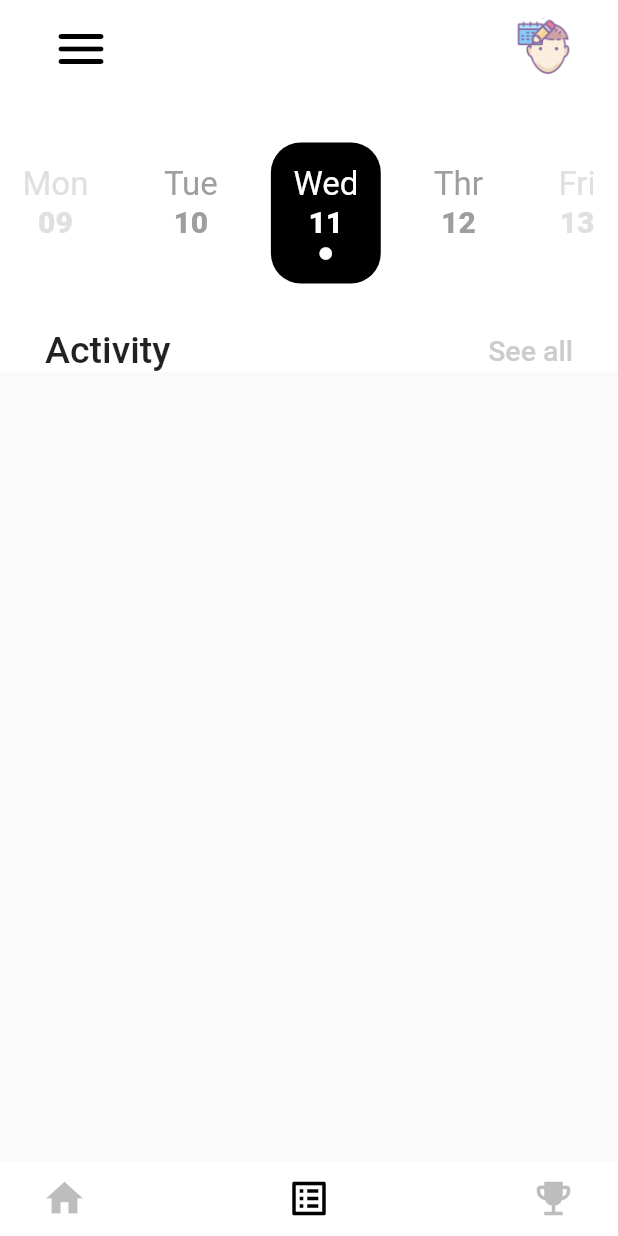
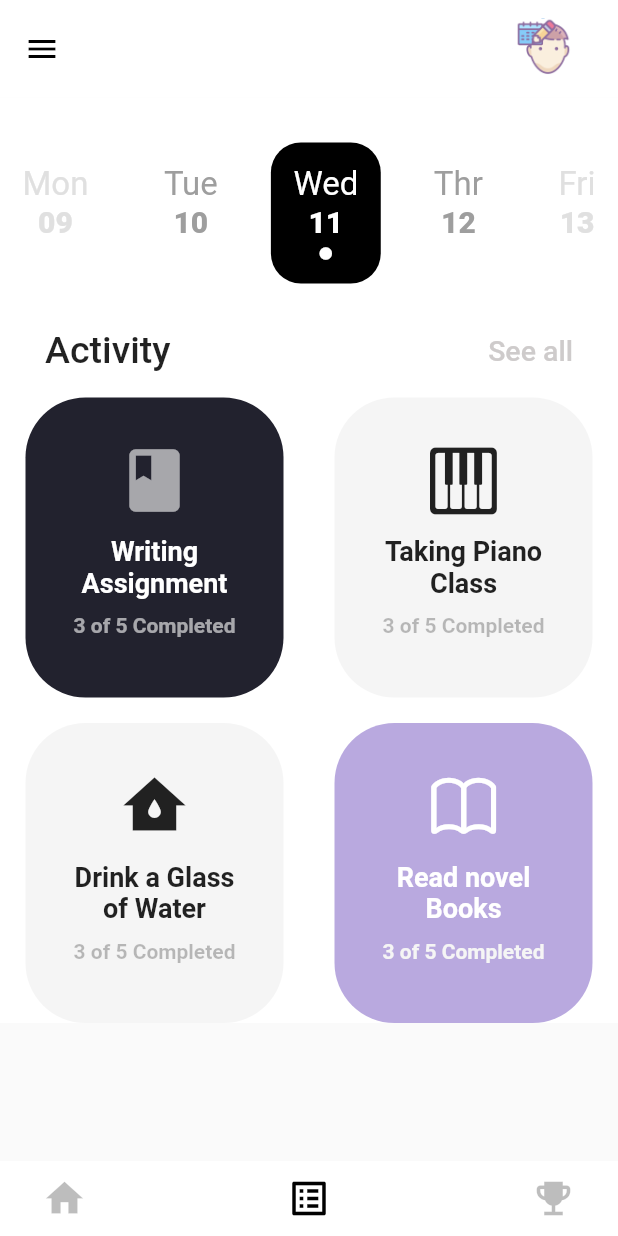
Before and after one commit to hemantshrm/Daily_Plan, a Flutter app: the MyHomePage screen opened by its route, after a tap on the "list alt" icon, on a phone screen of 412 x 824 dp. Run offline on Flutter 3.47's test engine with Material 2 defaults, Android fonts, the phone set to English and light mode, and no system bars; our stand-ins replace animated_text_kit, vibration; missing offline and left inert: app_settings.

Commit message:
new Screen Added with vibration

```diff
--- a/lib/ActivityScreen.dart
+++ b/lib/ActivityScreen.dart
@@ -1,11 +1,13 @@
+import 'package:flutter/cupertino.dart';
 import 'package:flutter/material.dart';
 import 'package:flutter_app/bottom_bar.dart';
 import 'package:flutter_app/contants.dart';
 import 'package:flutter_app/drawer_ui.dart';
 import 'package:flutter_app/home_screen.dart';
+import 'package:flutter_app/your_activity.dart';
 import 'account_screen.dart';
 import 'Upper_Icon.dart';
-
+import 'package:vibration/vibration.dart';
 
 class ActivityScreen extends StatefulWidget {
   static String id = 'Activity_screen';
@@ -18,25 +20,21 @@ class _ActivityScreenState extends State<ActivityScreen> {
   Widget build(BuildContext context) {
     return Scaffold(
       drawer: DrawerUI(),
-      appBar:  AppBar(
-        leading: Padding(
-          padding: const EdgeInsets.only(left: 26),
-          child: IconButton(
-            icon: Icon(
-              Icons.menu_rounded,
-              color: Colors.black,
-              size: 40.0,
-            ),
-            onPressed: () {},
-          ),
-        ),
+      appBar: AppBar(
+        iconTheme: IconThemeData(color: Colors.black),
         toolbarHeight: 65,
         actions: [
           Padding(
-            padding: const EdgeInsets.symmetric(horizontal: 30,),
+            padding: const EdgeInsets.symmetric(
+              horizontal: 30,
+            ),
             child: GestureDetector(
-              onTap: (){Navigator.pushNamed(context, AccountScreen.id);},
-              child: Hero(tag: 'logo',
+              onTap: () {
+                Navigator.pushNamed(context, AccountScreen.id);
+                Vibration.vibrate(amplitude: 50,duration: 50);
+              },
+              child: Hero(
+                tag: 'logo',
                 child: CircleAvatar(
                   child: Image.asset('images/logo.png'),
                 ),
@@ -91,7 +89,71 @@ class _ActivityScreenState extends State<ActivityScreen> {
                 SizedBox(
                   height: 30,
                 ),
-                ActivitySeeAll,
+                activitySeeAll,
+                Row(
+                  mainAxisAlignment: MainAxisAlignment.spaceBetween,
+                  children: [
+                    BoxContainers(
+                      onpress: () {
+                        Navigator.pushNamed(context, YourActivity.id);
+                        Vibration.vibrate(amplitude: 50, duration: 50);
+                      },
+                      main1: 'Writing',
+                      main2: 'Assignment',
+                      textcol: Colors.white,
+                      sub: '3 of 5 Completed',
+                      contIcon: Icon(
+                        Icons.book,
+                        size: 50,
+                        color: Colors.white60,
+                      ),
+                      containerCol: Color(0xff22222E),
+                      subCol: Colors.white60,
+                    ),
+                    BoxContainers(
+                      onpress: () {
+                        Vibration.vibrate(amplitude: 50, duration: 50);
+                      },
+                      main1: 'Taking Piano',
+                      main2: 'Class',
+                      sub: '3 of 5 Completed',
+                      contIcon: Icon(
+                        CupertinoIcons.piano,
+                        size: 50,
+                      ),
+                      containerCol: Color(0xffF5F5F5),
+                      subCol: Colors.black26,
+                    ),
+                  ],
+                ),
+                Row(
+                  children: [
+                    BoxContainers(
+                      main1: 'Drink a Glass',
+                      main2: 'of Water',
+                      sub: '3 of 5 Completed',
+                      contIcon: Icon(
+                        Icons.water_damage,
+                        size: 50,
+                      ),
+                      containerCol: Color(0xffF5F5F5),
+                      subCol: Colors.black26,
+                    ),
+                    BoxContainers(
+                      main1: 'Read novel',
+                      main2: 'Books',
+                      textcol: Colors.white,
+                      sub: '3 of 5 Completed',
+                      contIcon: Icon(
+                        CupertinoIcons.book,
+                        size: 50,
+                        color: Colors.white,
+                      ),
+                      containerCol: Color(0xffB9A9DF),
+                      subCol: Color(0xffF5F5F5),
+                    ),
+                  ],
+                )
               ],
             ),
           ),
@@ -103,11 +165,73 @@ class _ActivityScreenState extends State<ActivityScreen> {
         homeCol: Colors.black26,
         homeOnpress: () {
           Navigator.pushNamed(context, MyHomePage.id);
+          Vibration.vibrate(amplitude: 50, duration: 50);
         },
         troOnpress: () {
           Navigator.pushNamed(context, AccountScreen.id);
+          Vibration.vibrate(amplitude: 50, duration: 50);
         },
       ),
     );
   }
 }
+
+class BoxContainers extends StatelessWidget {
+  final Icon contIcon;
+  final String main1, main2, sub;
+  final Color containerCol, textcol, subCol;
+  final Function onpress;
+  BoxContainers(
+      {this.containerCol,
+      this.textcol,
+      this.contIcon,
+      this.main1,
+      this.main2,
+      this.subCol,
+      this.sub,
+      this.onpress});
+
+  @override
+  Widget build(BuildContext context) {
+    return Expanded(
+        child: GestureDetector(
+      onTap: onpress,
+      child: Container(
+        margin: EdgeInsets.only(top: 17, left: 17, right: 17),
+        decoration: BoxDecoration(
+          color: containerCol,
+          borderRadius: BorderRadius.circular(40),
+        ),
+        child: Padding(
+          padding: const EdgeInsets.only(top: 30, bottom: 40),
+          child: Column(
+            mainAxisAlignment: MainAxisAlignment.spaceBetween,
+            children: [
+              contIcon,
+              SizedBox(
+                height: 12,
+              ),
+              Text(
+                main1,
+                style: TextStyle(
+                    color: textcol, fontSize: 18, fontWeight: FontWeight.bold),
+              ),
+              Text(
+                main2,
+                style: TextStyle(
+                    color: textcol, fontSize: 18, fontWeight: FontWeight.bold),
+              ),
+              SizedBox(
+                height: 10,
+              ),
+              Text(
+                sub,
+                style: TextStyle(color: subCol, fontWeight: FontWeight.bold),
+              ),
+            ],
+          ),
+        ),
+      ),
+    ));
+  }
+}
--- a/lib/bottom_bar.dart
+++ b/lib/bottom_bar.dart
@@ -1,5 +1,5 @@
 import 'package:flutter/material.dart';
-import 'package:flutter_app/ActivityScreen.dart';
+
 
 class BottomBar extends StatelessWidget {
   final Color homeCol,actCol,troCol;
@@ -43,10 +43,9 @@ class BottomBar extends StatelessWidget {
 
 class BottomFields extends StatelessWidget {
 
-  BottomFields({this.imageDir,this.headText,this.subText,this.gradColor,this.gradStop});
+  BottomFields({this.contCol,this.imageDir,this.headText,this.subText});
   final String imageDir, headText,subText;
-  final List<Color> gradColor;
-  final List<double> gradStop;
+final Color contCol;
 
   @override
   Widget build(BuildContext context) {
@@ -88,11 +87,7 @@ class BottomFields extends StatelessWidget {
       height: 100,
       width: MediaQuery.of(context).size.width,
       decoration: BoxDecoration(
-        gradient: LinearGradient(
-          colors: gradColor,
-          stops: gradStop,
-        ),
-        color: Colors.white,
+        color: contCol,
         borderRadius: BorderRadius.circular(40.0),
       ),
     );
--- a/lib/contants.dart
+++ b/lib/contants.dart
@@ -3,7 +3,7 @@ import 'package:flutter/material.dart';
 const kmainBoxText = TextStyle(
     fontSize: 30.0, fontWeight: FontWeight.w700);
 
-Widget ActivitySeeAll = Row(
+Widget activitySeeAll = Row(
   mainAxisAlignment: MainAxisAlignment.spaceBetween,
   children: [
     Padding(
--- a/lib/drawer_ui.dart
+++ b/lib/drawer_ui.dart
@@ -3,11 +3,7 @@ import 'account_screen.dart';
 import 'ActivityScreen.dart';
 import 'package:app_settings/app_settings.dart';
 
-//TODO push and pop items at the same time
 class DrawerUI extends StatelessWidget {
-  const DrawerUI({
-    Key key,
-  }) : super(key: key);
 
   @override
   Widget build(BuildContext context) {
--- a/lib/home_screen.dart
+++ b/lib/home_screen.dart
@@ -1,11 +1,11 @@
 import 'package:flutter/cupertino.dart';
 import 'package:flutter/material.dart';
 import 'package:flutter_app/ActivityScreen.dart';
-import 'package:flutter_app/Upper_Icon.dart';
 import 'package:flutter_app/account_screen.dart';
 import 'bottom_bar.dart';
 import 'contants.dart';
 import 'drawer_ui.dart';
+import 'package:vibration/vibration.dart';
 
 class MyHomePage extends StatefulWidget {
   static String id = 'home_screen';
@@ -19,17 +19,7 @@ class _MyHomePageState extends State<MyHomePage> {
     return Scaffold(
       drawer: DrawerUI(),
       appBar: AppBar(
-        leading: Padding(
-          padding: const EdgeInsets.only(left: 26),
-          child: IconButton(
-            icon: Icon(
-              Icons.menu_rounded,
-              color: Colors.black,
-              size: 40.0,
-            ),
-            onPressed: () {},
-          ),
-        ),
+        iconTheme: IconThemeData(color: Colors.black),
         toolbarHeight: 65,
         actions: [
           Padding(
@@ -38,10 +28,12 @@ class _MyHomePageState extends State<MyHomePage> {
             ),
             child: GestureDetector(
               onTap: () {
-                Navigator.pushNamed(context, AccountScreen.id);
+                Navigator.pushNamed(context, AccountScreen.id);Vibration.vibrate(amplitude: 50,duration: 50);
               },
-              child: Hero(tag: 'logo',
-                child: CircleAvatar(backgroundColor: Colors.white,
+              child: Hero(
+                tag: 'logo',
+                child: CircleAvatar(
+                  backgroundColor: Colors.white,
                   child: Image.asset('images/logo.png'),
                 ),
               ),
@@ -111,36 +103,34 @@ class _MyHomePageState extends State<MyHomePage> {
                   width: MediaQuery.of(context).size.width,
                   margin: EdgeInsets.symmetric(horizontal: 30),
                   decoration: BoxDecoration(
-                    image: DecorationImage(
-                        image: AssetImage('images/bgmain.png'),
-                        fit: BoxFit.fill),
-                    color: Colors.white,
+                    // image: DecorationImage(
+                    //     image: AssetImage('images/bgmain.png'),
+                    //     fit: BoxFit.fill),
+                    // color: Colors.white,
+                    color: Color(0xffC1E3FC),
                     borderRadius: BorderRadius.circular(40.0),
                   ),
                 ),
                 SizedBox(
                   height: 20,
                 ),
-                ActivitySeeAll, // Activity and see all
+                activitySeeAll, // Activity and see all
                 SizedBox(
                   height: 30.0,
                 ),
                 BottomFields(
+                  contCol: Color(0xffF5F5F5),
                   imageDir: 'images/standing.png',
                   headText: 'Buying Fruits',
                   subText: '3 of 5 Completed',
-                  gradColor: [Colors.white, Colors.deepPurple],
-                  gradStop: [0.0, 1.0],
                 ),
                 SizedBox(
                   height: 30.0,
                 ),
-                BottomFields(
+                BottomFields(contCol: Color(0xffF5F5F5),
                     imageDir: 'images/stand.png',
                     headText: 'Water the Plants',
-                    subText: '3 of 5 Completed',
-                    gradColor: [Colors.white, Colors.deepPurple],
-                    gradStop: [0.0, 1.0]),
+                    subText: '3 of 5 Completed',)
               ],
             ),
           ),
@@ -151,10 +141,10 @@ class _MyHomePageState extends State<MyHomePage> {
         troCol: Colors.black26,
         homeCol: Colors.black,
         actonpress: () {
-          Navigator.pushNamed(context, ActivityScreen.id);
+          Navigator.pushNamed(context, ActivityScreen.id);Vibration.vibrate(amplitude: 50,duration: 50);
         },
         troOnpress: () {
-          Navigator.pushNamed(context, AccountScreen.id);
+          Navigator.pushNamed(context, AccountScreen.id);Vibration.vibrate(amplitude: 50,duration: 50);
         },
       ),
     );
--- a/lib/main.dart
+++ b/lib/main.dart
@@ -3,6 +3,7 @@ import 'package:flutter/material.dart';
 import 'package:flutter_app/ActivityScreen.dart';
 import 'package:flutter_app/account_screen.dart';
 import 'package:flutter_app/home_screen.dart';
+import 'package:flutter_app/your_activity.dart';
 
 
 void main() {
@@ -15,11 +16,13 @@ class MyApp extends StatelessWidget {
   Widget build(BuildContext context) {
     return MaterialApp(
       debugShowCheckedModeBanner: false,
-      initialRoute: MyHomePage.id,
+      initialRoute: AccountScreen.id,
       routes: <String , WidgetBuilder>{
         ActivityScreen.id: (context) => ActivityScreen(),
         MyHomePage.id: (context) => MyHomePage(),
         AccountScreen.id: (context) => AccountScreen(),
+        YourActivity.id: (context) => YourActivity(),
+
       }
     );
   }
--- a/pubspec.yaml
+++ b/pubspec.yaml
@@ -30,6 +30,8 @@ dependencies:
   cupertino_icons: ^1.0.0
   animated_text_kit: ^3.1.0
   app_settings: ^4.0.4
+  font_awesome_flutter: ^8.11.0
+  vibration: ^1.7.3
 
 dev_dependencies:
   flutter_test:
```
Also changed, not shown: lib/account_screen.dart (+17 -33 lines), lib/your_activity.dart (added, +114 -0 lines), pubspec.lock, 1 other file.
